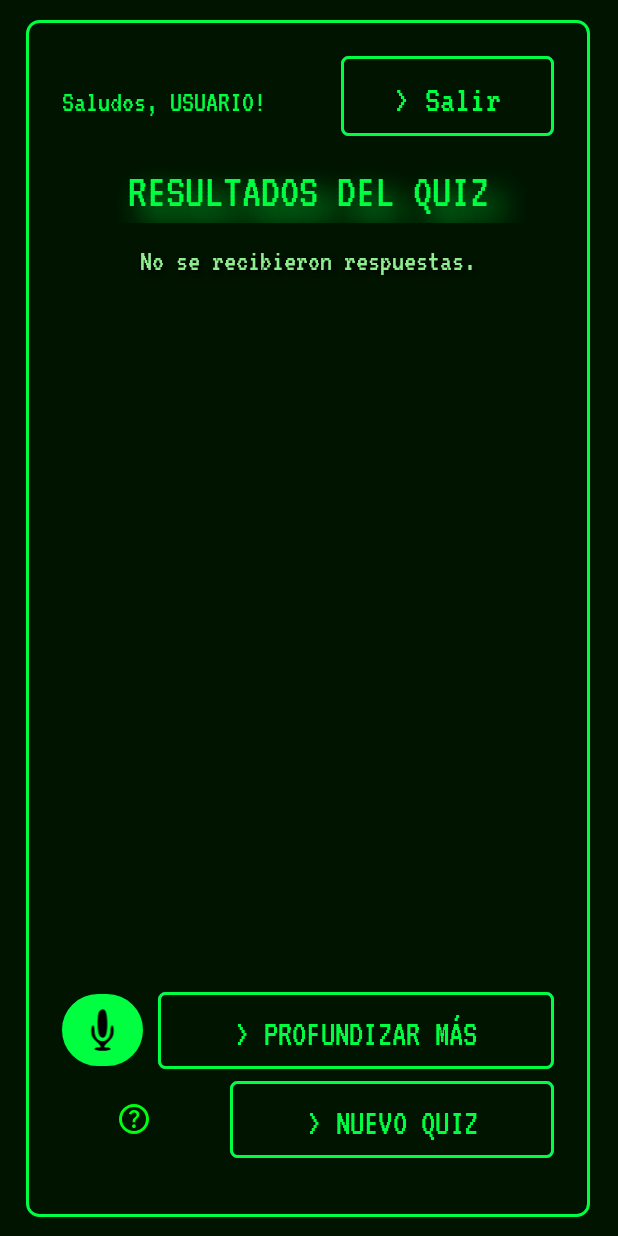
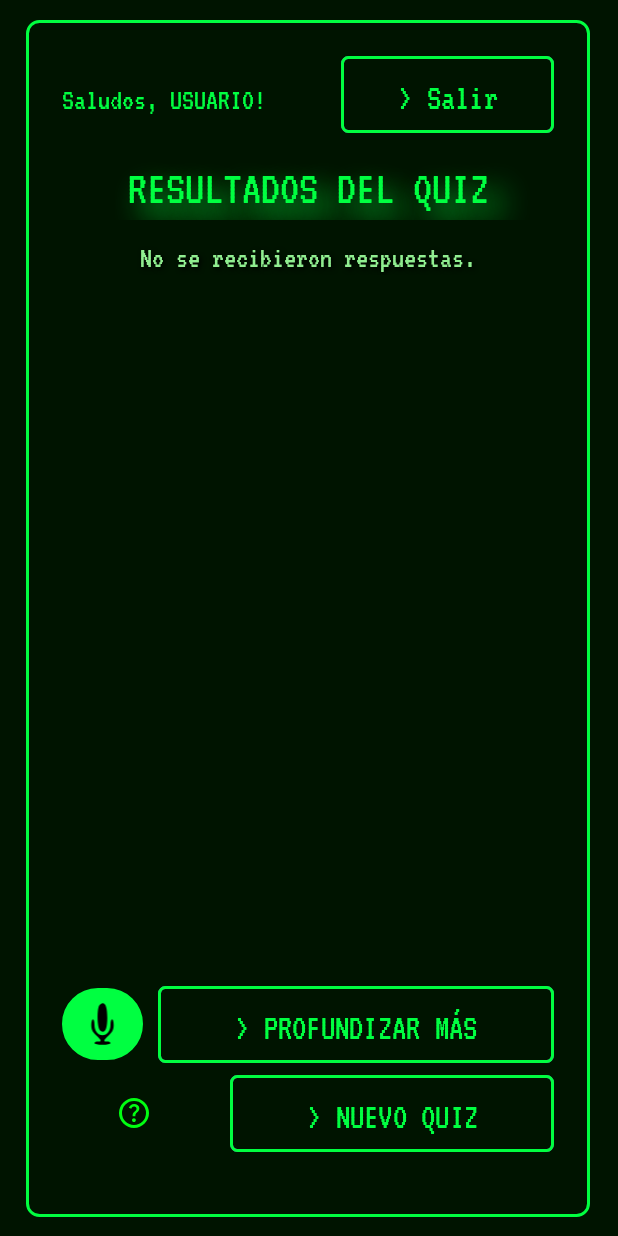
Before and after one commit to BrunoGust/TriviaTrainer, an Android app: the ResultadosQuizActivity screen opened directly, with no data from a screen before it, on a phone screen of 412 x 824 dp. Run offline under Robolectric (Android 15) with nearby library versions, the phone set to English and light mode, and no system bars.

Commit message:
Actualizar sizes de layout resultados

```diff
--- a/app/src/main/res/layout/activity_resultados_quiz.xml
+++ b/app/src/main/res/layout/activity_resultados_quiz.xml
@@ -46,7 +46,7 @@
                 android:foreground="@drawable/button_border_green"
                 android:text="@string/salir_btn"
                 android:textColor="@color/text_color"
-                android:textSize="25sp"
+                android:textSize="24sp"
                 android:contentDescription="Salir"
                 />
         </LinearLayout>
@@ -81,7 +81,7 @@
         <ScrollView
             android:id="@+id/scrollResultados"
             android:layout_width="match_parent"
-            android:layout_height="460dp"
+            android:layout_height="450dp"
             android:layout_marginTop="8dp"
             android:fillViewport="true"
             android:contentDescription="Escrolea para ver todas las preguntas">
@@ -99,7 +99,7 @@
             android:layout_width="match_parent"
             android:layout_height="wrap_content"
             android:orientation="horizontal"
-            android:layout_marginTop="8dp"
+            android:layout_marginTop="16dp"
             android:gravity="center_vertical"
             android:weightSum="10">
             <!-- Boton para comandos de voz -->
```
